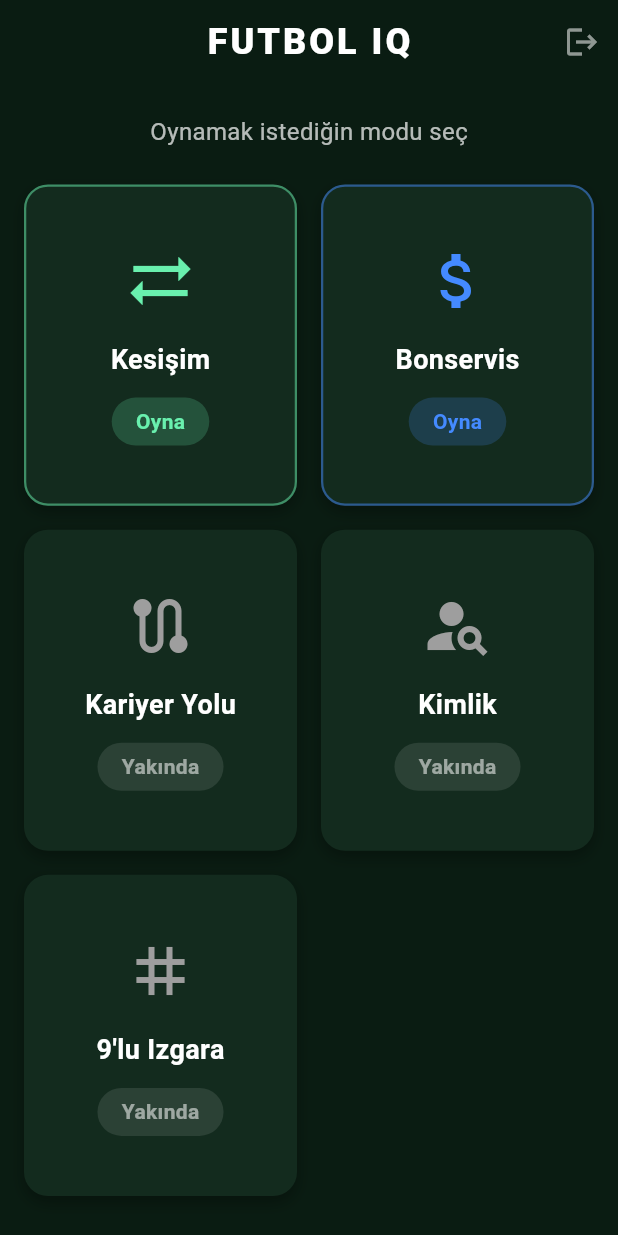
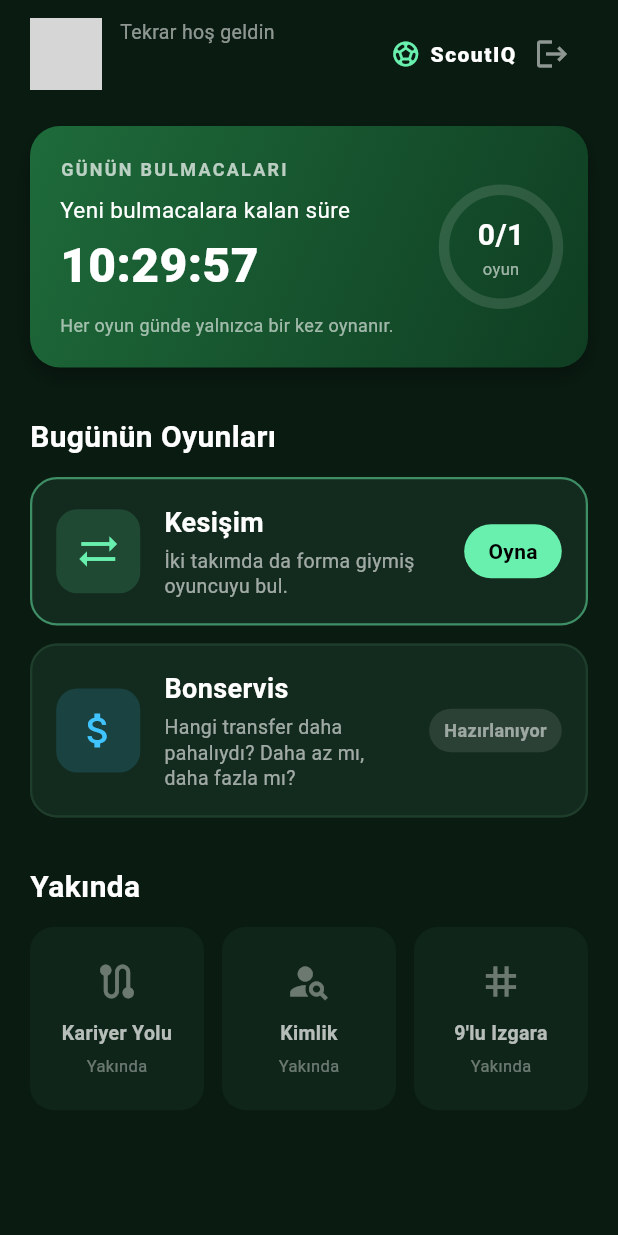
Before and after one commit to BalciAbdulkadir/ScoutIQ, a Flutter app: the screen it shows once a user with an empty profile is signed in, on a phone screen of 412 x 824 dp. Run offline on Flutter 3.47's test engine with Material 3 defaults, Android fonts, the light colour scheme and no system bars; our stand-ins replace flutter_riverpod, google_sign_in, supabase_flutter; accounts and stored records are empty; network calls fail; grey boxes are pictures that could not be loaded.

Commit message:
feat: ana menu (hub) yeniden tasarlandi
- Google foto ve adiyla karsilama satiri
- Gunun bulmacalari karti: Turkiye saatiyle 00.00'a geri sayim ve gunluk ilerleme
- Bugun oynanan oyunlarin kartinda 'Oyna' yerine skor gosteriliyor (gunde tek atis)
- Ilk faz modlari (Kesisim, Bonservis) ve 'Yakinda' modlari ayri bolumlerde
- Oyun modlari, renkler ve hub verisi ayri dosyalara tasindi

```diff
--- /dev/null
+++ b/mobile/lib/models/oyun_modu.dart
@@ -0,0 +1,65 @@
+import 'package:flutter/material.dart';
+
+enum OyunDurumu { aktif, hazirlaniyor, yakinda }
+
+class OyunModu {
+  final String? tip; // Supabase'deki oyun_tipi değeri. Veritabanında henüz karşılığı olmayan modlar için null.
+  final String baslik;
+  final String aciklama;
+  final IconData ikon;
+  final Color renk;
+  final OyunDurumu durum;
+  final int? maksimumSkor;
+
+  const OyunModu({
+    this.tip,
+    required this.baslik,
+    required this.aciklama,
+    required this.ikon,
+    required this.renk,
+    required this.durum,
+    this.maksimumSkor,
+  });
+}
+
+// Hub'da gösterilen modlar. İlk faz: Kesişim ve Bonservis. Diğerleri ileriki fazlarda.
+const List<OyunModu> oyunModlari = [
+  OyunModu(
+    tip: 'kesisim',
+    baslik: 'Kesişim',
+    aciklama: 'İki takımda da forma giymiş oyuncuyu bul.',
+    ikon: Icons.sync_alt,
+    renk: Colors.greenAccent,
+    durum: OyunDurumu.aktif,
+    maksimumSkor: 10,
+  ),
+  OyunModu(
+    tip: 'bonservis',
+    baslik: 'Bonservis',
+    aciklama: 'Hangi transfer daha pahalıydı? Daha az mı, daha fazla mı?',
+    ikon: Icons.attach_money,
+    renk: Colors.lightBlueAccent,
+    durum: OyunDurumu.hazirlaniyor,
+  ),
+  OyunModu(
+    baslik: 'Kariyer Yolu',
+    aciklama: 'Kulüplerinden oyuncuyu tahmin et.',
+    ikon: Icons.route,
+    renk: Colors.grey,
+    durum: OyunDurumu.yakinda,
+  ),
+  OyunModu(
+    baslik: 'Kimlik',
+    aciklama: 'İpuçlarından oyuncuyu bul.',
+    ikon: Icons.person_search,
+    renk: Colors.grey,
+    durum: OyunDurumu.yakinda,
+  ),
+  OyunModu(
+    baslik: '9\'lu Izgara',
+    aciklama: 'Izgarayı doğru oyuncularla doldur.',
+    ikon: Icons.grid_3x3,
+    renk: Colors.grey,
+    durum: OyunDurumu.yakinda,
+  ),
+];
--- /dev/null
+++ b/mobile/lib/providers/hub_provider.dart
@@ -0,0 +1,33 @@
+import 'package:flutter_riverpod/flutter_riverpod.dart';
+import 'package:intl/intl.dart';
+import 'package:supabase_flutter/supabase_flutter.dart';
+
+// Oyunlar Türkiye saatiyle 00.00'da yenilendiği için cihazın saat dilimine güvenmiyoruz.
+// Türkiye'de yaz saati uygulaması yok, saat her zaman UTC+3.
+DateTime turkiyeSaati() => DateTime.now().toUtc().add(const Duration(hours: 3));
+
+String bugununTarihi() => DateFormat('yyyy-MM-dd').format(turkiyeSaati());
+
+Duration yenilenmeyeKalanSure() {
+  final simdi = turkiyeSaati();
+  final geceYarisi = DateTime.utc(simdi.year, simdi.month, simdi.day + 1);
+  return geceYarisi.difference(simdi);
+}
+
+// Kullanıcının bugün oynadığı oyunlar: oyun_tipi -> skor
+final bugunOynananlarProvider = FutureProvider.autoDispose<Map<String, int>>((ref) async {
+  final supabase = Supabase.instance.client;
+  final userId = supabase.auth.currentUser?.id;
+  if (userId == null) return {};
+
+  final kayitlar = await supabase
+      .from('kullanici_oyun_gecmisi')
+      .select('oyun_tipi, skor')
+      .eq('kullanici_id', userId)
+      .eq('tarih', bugununTarihi());
+
+  return {
+    for (final kayit in kayitlar)
+      kayit['oyun_tipi'] as String: (kayit['skor'] as num?)?.toInt() ?? 0,
+  };
+});
--- a/mobile/lib/screens/home_screen.dart
+++ b/mobile/lib/screens/home_screen.dart
@@ -1,142 +1,169 @@
 import 'package:flutter/material.dart';
+import 'package:flutter_riverpod/flutter_riverpod.dart';
+import 'package:supabase_flutter/supabase_flutter.dart';
+import '../models/oyun_modu.dart';
+import '../providers/hub_provider.dart';
 import '../services/auth_service.dart';
-import 'game_screen.dart'; // İleride Kesişim'e gitmek için
+import '../theme/renkler.dart';
+import '../widgets/gunluk_kart.dart';
+import '../widgets/oyun_karti.dart';
+import 'game_screen.dart';
 
-class HomeScreen extends StatelessWidget {
+class HomeScreen extends ConsumerWidget {
   const HomeScreen({super.key});
 
-  // Oyun listesini burada tanımlıyoruz (MVP'deki 5 oyun)
-  final List<Map<String, dynamic>> games = const [
-    {'title': 'Kesişim', 'icon': Icons.sync_alt, 'status': 'Oyna', 'color': Colors.greenAccent},
-    {'title': 'Bonservis', 'icon': Icons.attach_money, 'status': 'Oyna', 'color': Colors.blueAccent},
-    {'title': 'Kariyer Yolu', 'icon': Icons.route, 'status': 'Yakında', 'color': Colors.grey},
-    {'title': 'Kimlik', 'icon': Icons.person_search, 'status': 'Yakında', 'color': Colors.grey},
-    {'title': '9\'lu Izgara', 'icon': Icons.grid_3x3, 'status': 'Yakında', 'color': Colors.grey},
-  ];
+  Future<void> _modaTiklandi(BuildContext context, WidgetRef ref, OyunModu mod) async {
+    if (mod.tip == 'kesisim') {
+      await Navigator.push(
+        context,
+        MaterialPageRoute(builder: (context) => const GameScreen()),
+      );
+      // Oyundan dönünce skoru ve "tamamlandı" durumunu tazeleyelim
+      if (!context.mounted) return;
+      ref.invalidate(bugunOynananlarProvider);
+      return;
+    }
+
+    final mesaj = mod.durum == OyunDurumu.hazirlaniyor
+        ? '${mod.baslik} hazırlanıyor, çok yakında burada!'
+        : 'Bu mod henüz aktif değil!';
+    ScaffoldMessenger.of(context)
+      ..hideCurrentSnackBar()
+      ..showSnackBar(SnackBar(content: Text(mesaj)));
+  }
 
   @override
-  Widget build(BuildContext context) {
+  Widget build(BuildContext context, WidgetRef ref) {
+    final oynananlar = ref.watch(bugunOynananlarProvider);
+    final skorlar = oynananlar.hasValue ? oynananlar.requireValue : const <String, int>{};
+
+    final gunlukModlar = oyunModlari.where((m) => m.durum != OyunDurumu.yakinda).toList();
+    final yakindakiModlar = oyunModlari.where((m) => m.durum == OyunDurumu.yakinda).toList();
+
+    // İlerleme sadece şu an oynanabilen modlar üzerinden hesaplanır
+    final aktifModlar = oyunModlari.where((m) => m.durum == OyunDurumu.aktif);
+    final tamamlanan = aktifModlar.where((m) => skorlar.containsKey(m.tip)).length;
+
     return Scaffold(
-      // İstediğin o koyu yeşil (Gece çimi) arka plan
-      backgroundColor: const Color(0xFF0A1C12),
-      appBar: AppBar(
-        backgroundColor: Colors.transparent,
-        elevation: 0,
-        title: const Text(
-          'FUTBOL IQ',
-          style: TextStyle(
-            fontWeight: FontWeight.w900,
-            fontSize: 24,
-            letterSpacing: 2,
-            color: Colors.white,
+      backgroundColor: Renkler.arkaPlan,
+      body: SafeArea(
+        child: RefreshIndicator(
+          color: Renkler.vurgu,
+          backgroundColor: Renkler.kart,
+          onRefresh: () => ref.refresh(bugunOynananlarProvider.future),
+          child: ListView(
+            physics: const AlwaysScrollableScrollPhysics(),
+            padding: const EdgeInsets.fromLTRB(20, 12, 20, 32),
+            children: [
+              const _UstBar(),
+              const SizedBox(height: 24),
+              GunlukKart(tamamlanan: tamamlanan, toplam: aktifModlar.length),
+              const SizedBox(height: 32),
+              const _BolumBasligi('Bugünün Oyunları'),
+              const SizedBox(height: 12),
+              for (final mod in gunlukModlar)
+                Padding(
+                  padding: const EdgeInsets.only(bottom: 12),
+                  child: OyunKarti(
+                    mod: mod,
+                    bugunkuSkor: skorlar[mod.tip],
+                    onTap: () => _modaTiklandi(context, ref, mod),
+                  ),
+                ),
+              const SizedBox(height: 20),
+              const _BolumBasligi('Yakında'),
+              const SizedBox(height: 12),
+              GridView.count(
+                crossAxisCount: 3,
+                shrinkWrap: true,
+                physics: const NeverScrollableScrollPhysics(),
+                crossAxisSpacing: 12,
+                mainAxisSpacing: 12,
+                childAspectRatio: 0.95,
+                children: [
+                  for (final mod in yakindakiModlar)
+                    YakindaKarti(mod: mod, onTap: () => _modaTiklandi(context, ref, mod)),
+                ],
+              ),
+            ],
           ),
-        ),
-        centerTitle: true,
-        actions: [
-          IconButton(
-            icon: const Icon(Icons.logout, color: Colors.white54),
-            onPressed: () async {
-              await AuthService().signOut();
-            },
-          )
-        ],
-      ),
-      body: Padding(
-        padding: const EdgeInsets.symmetric(horizontal: 16.0, vertical: 20.0),
-        child: Column(
-          crossAxisAlignment: CrossAxisAlignment.center,
-          children: [
-            const Text(
-              'Oynamak istediğin modu seç',
-              style: TextStyle(color: Colors.white70, fontSize: 16),
-            ),
-            const SizedBox(height: 24),
-            Expanded(
-              child: GridView.builder(
-                gridDelegate: const SliverGridDelegateWithFixedCrossAxisCount(
-                  crossAxisCount: 2, // Yan yana 2 kart
-                  crossAxisSpacing: 16,
-                  mainAxisSpacing: 16,
-                  childAspectRatio: 0.85, // Kartların boy/en oranı (biraz diktörtgen)
-                ),
-                itemCount: games.length,
-                itemBuilder: (context, index) {
-                  final game = games[index];
-                  final isPlayable = game['status'] == 'Oyna';
-                  final Color gameColor = game['color'] as Color;
-
-                  return GestureDetector(
-                    onTap: () {
-                      if (game['title'] == 'Kesişim') {
-                        // Kesişim'e tıklanırsa oyun ekranına yolla
-                        Navigator.push(
-                          context,
-                          MaterialPageRoute(builder: (context) => const GameScreen()),
-                        );
-                      } else if (!isPlayable) {
-                        ScaffoldMessenger.of(context).showSnackBar(
-                          const SnackBar(content: Text('Bu mod henüz aktif değil!')),
-                        );
-                      }
-                    },
-                    child: Container(
-                      decoration: BoxDecoration(
-                        color: const Color(0xFF132B1E), // Kart arka planı (Biraz daha açık yeşil)
-                        borderRadius: BorderRadius.circular(16),
-                        border: Border.all(
-                          color: isPlayable ? gameColor.withValues(alpha: 0.5) : Colors.transparent,
-                          width: 1.5,
-                        ),
-                        boxShadow: [
-                          BoxShadow(
-                            color: Colors.black.withValues(alpha: 0.3),
-                            blurRadius: 8,
-                            offset: const Offset(0, 4),
-                          ),
-                        ],
-                      ),
-                      child: Column(
-                        mainAxisAlignment: MainAxisAlignment.center,
-                        children: [
-                          Icon(
-                            game['icon'],
-                            size: 48,
-                            color: gameColor,
-                          ),
-                          const SizedBox(height: 16),
-                          Text(
-                            game['title'],
-                            style: const TextStyle(
-                              color: Colors.white,
-                              fontSize: 18,
-                              fontWeight: FontWeight.bold,
-                            ),
-                          ),
-                          const SizedBox(height: 12),
-                          Container(
-                            padding: const EdgeInsets.symmetric(horizontal: 16, vertical: 6),
-                            decoration: BoxDecoration(
-                              color: isPlayable ? gameColor.withValues(alpha: 0.2) : Colors.white10,
-                              borderRadius: BorderRadius.circular(20),
-                            ),
-                            child: Text(
-                              game['status'],
-                              style: TextStyle(
-                                color: isPlayable ? gameColor : Colors.white54,
-                                fontWeight: FontWeight.bold,
-                              ),
-                            ),
-                          ),
-                        ],
-                      ),
-                    ),
-                  );
-                },
-              ),
-            ),
-          ],
         ),
       ),
     );
   }
 }
+
+// Kullanıcının Google fotoğrafı, adı ve çıkış butonu
+class _UstBar extends StatelessWidget {
+  const _UstBar();
+
+  @override
+  Widget build(BuildContext context) {
+    final kullanici = Supabase.instance.client.auth.currentUser;
+    final bilgiler = kullanici?.userMetadata ?? const {};
+    final tamAd = (bilgiler['full_name'] ?? bilgiler['name'] ?? kullanici?.email?.split('@').first ?? 'Futbolsever') as String;
+    final ad = tamAd.split(' ').first;
+    final fotoUrl = (bilgiler['avatar_url'] ?? bilgiler['picture']) as String?;
+
+    return Row(
+      children: [
+        CircleAvatar(
+          radius: 24,
+          backgroundColor: Renkler.kart,
+          foregroundImage: fotoUrl != null ? NetworkImage(fotoUrl) : null,
+          onForegroundImageError: fotoUrl != null ? (_, _) {} : null,
+          child: Text(
+            ad.isNotEmpty ? ad[0].toUpperCase() : '?',
+            style: const TextStyle(color: Renkler.vurgu, fontWeight: FontWeight.bold, fontSize: 18),
+          ),
+        ),
+        const SizedBox(width: 12),
+        Expanded(
+          child: Column(
+            crossAxisAlignment: CrossAxisAlignment.start,
+            children: [
+              const Text('Tekrar hoş geldin', style: TextStyle(color: Renkler.soluk, fontSize: 13)),
+              Text(
+                ad,
+                maxLines: 1,
+                overflow: TextOverflow.ellipsis,
+                style: const TextStyle(color: Colors.white, fontSize: 20, fontWeight: FontWeight.bold),
+              ),
+            ],
+          ),
+        ),
+        const Row(
+          children: [
+            Icon(Icons.sports_soccer, color: Renkler.vurgu, size: 20),
+            SizedBox(width: 6),
+            Text(
+              'ScoutIQ',
+              style: TextStyle(color: Colors.white, fontWeight: FontWeight.w900, letterSpacing: 1),
+            ),
+          ],
+        ),
+        IconButton(
+          tooltip: 'Çıkış yap',
+          icon: const Icon(Icons.logout, color: Renkler.soluk),
+          onPressed: () async {
+            await AuthService().signOut();
+          },
+        ),
+      ],
+    );
+  }
+}
+
+class _BolumBasligi extends StatelessWidget {
+  final String metin;
+
+  const _BolumBasligi(this.metin);
+
+  @override
+  Widget build(BuildContext context) {
+    return Text(
+      metin,
+      style: const TextStyle(color: Colors.white, fontSize: 20, fontWeight: FontWeight.bold),
+    );
+  }
+}
--- /dev/null
+++ b/mobile/lib/theme/renkler.dart
@@ -0,0 +1,10 @@
+import 'package:flutter/material.dart';
+
+// Uygulama genelindeki siyah/yeşil karanlık tema renkleri
+class Renkler {
+  static const Color arkaPlan = Color(0xFF0A1C12); // Gece çimi
+  static const Color kart = Color(0xFF132B1E);
+  static const Color kartKenar = Color(0xFF1F3D2B);
+  static const Color vurgu = Colors.greenAccent;
+  static const Color soluk = Colors.white54;
+}
--- /dev/null
+++ b/mobile/lib/widgets/gunluk_kart.dart
@@ -0,0 +1,144 @@
+import 'dart:async';
+
+import 'package:flutter/material.dart';
+import 'package:flutter_riverpod/flutter_riverpod.dart';
+import '../providers/hub_provider.dart';
+import '../theme/renkler.dart';
+
+// Hub'ın üstündeki "Günün Bulmacaları" kartı: yenilenmeye kalan süre ve günlük ilerleme
+class GunlukKart extends ConsumerStatefulWidget {
+  final int tamamlanan;
+  final int toplam;
+
+  const GunlukKart({super.key, required this.tamamlanan, required this.toplam});
+
+  @override
+  ConsumerState<GunlukKart> createState() => _GunlukKartState();
+}
+
+class _GunlukKartState extends ConsumerState<GunlukKart> {
+  late Duration _kalan = yenilenmeyeKalanSure();
+  Timer? _zamanlayici;
+
+  @override
+  void initState() {
+    super.initState();
+    _zamanlayici = Timer.periodic(const Duration(seconds: 1), (_) {
+      final kalan = yenilenmeyeKalanSure();
+      // Süre aniden arttıysa gece yarısı geçmiştir: yeni günün durumunu çekiyoruz
+      if (kalan > _kalan) {
+        ref.invalidate(bugunOynananlarProvider);
+      }
+      setState(() => _kalan = kalan);
+    });
+  }
+
+  @override
+  void dispose() {
+    _zamanlayici?.cancel();
+    super.dispose();
+  }
+
+  String _sureMetni(Duration sure) {
+    String iki(int n) => n.toString().padLeft(2, '0');
+    return '${iki(sure.inHours)}:${iki(sure.inMinutes % 60)}:${iki(sure.inSeconds % 60)}';
+  }
+
+  @override
+  Widget build(BuildContext context) {
+    final oran = widget.toplam == 0 ? 0.0 : widget.tamamlanan / widget.toplam;
+    final hepsiBitti = widget.toplam > 0 && widget.tamamlanan >= widget.toplam;
+
+    return Container(
+      padding: const EdgeInsets.all(20),
+      decoration: BoxDecoration(
+        borderRadius: BorderRadius.circular(20),
+        gradient: const LinearGradient(
+          begin: Alignment.topLeft,
+          end: Alignment.bottomRight,
+          colors: [Color(0xFF1E6B3A), Color(0xFF0F3D22)],
+        ),
+        boxShadow: [
+          BoxShadow(
+            color: Colors.black.withValues(alpha: 0.35),
+            blurRadius: 12,
+            offset: const Offset(0, 6),
+          ),
+        ],
+      ),
+      child: Row(
+        children: [
+          Expanded(
+            child: Column(
+              crossAxisAlignment: CrossAxisAlignment.start,
+              children: [
+                const Text(
+                  'GÜNÜN BULMACALARI',
+                  style: TextStyle(
+                    color: Colors.white70,
+                    fontSize: 12,
+                    fontWeight: FontWeight.w700,
+                    letterSpacing: 1.5,
+                  ),
+                ),
+                const SizedBox(height: 8),
+                Text(
+                  hepsiBitti ? 'Bugünlük bu kadar!' : 'Yeni bulmacalara kalan süre',
+                  style: const TextStyle(color: Colors.white, fontSize: 15),
+                ),
+                const SizedBox(height: 4),
+                Text(
+                  _sureMetni(_kalan),
+                  style: const TextStyle(
+                    color: Colors.white,
+                    fontSize: 32,
+                    fontWeight: FontWeight.w900,
+                    fontFeatures: [FontFeature.tabularFigures()],
+                  ),
+                ),
+                const SizedBox(height: 8),
+                const Text(
+                  'Her oyun günde yalnızca bir kez oynanır.',
+                  style: TextStyle(color: Colors.white60, fontSize: 12),
+                ),
+              ],
+            ),
+          ),
+          const SizedBox(width: 16),
+          SizedBox(
+            width: 76,
+            height: 76,
+            child: Stack(
+              fit: StackFit.expand,
+              children: [
+                CircularProgressIndicator(
+                  value: oran,
+                  strokeWidth: 7,
+                  strokeCap: StrokeCap.round,
+                  backgroundColor: Colors.white12,
+                  color: Renkler.vurgu,
+                ),
+                Center(
+                  child: Column(
+                    mainAxisSize: MainAxisSize.min,
+                    children: [
+                      Text(
+                        '${widget.tamamlanan}/${widget.toplam}',
+                        style: const TextStyle(
+                          color: Colors.white,
+                          fontSize: 20,
+                          fontWeight: FontWeight.bold,
+                        ),
+                      ),
+                      const Text('oyun', style: TextStyle(color: Colors.white60, fontSize: 11)),
+                    ],
+                  ),
+                ),
+              ],
+            ),
+          ),
+        ],
+      ),
+    );
+  }
+}
--- /dev/null
+++ b/mobile/lib/widgets/oyun_karti.dart
@@ -0,0 +1,147 @@
+import 'package:flutter/material.dart';
+import '../models/oyun_modu.dart';
+import '../theme/renkler.dart';
+
+// Oynanabilir (veya hazırlanan) modlar için tam genişlikte kart
+class OyunKarti extends StatelessWidget {
+  final OyunModu mod;
+  final int? bugunkuSkor; // null ise bugün henüz oynanmadı
+  final VoidCallback onTap;
+
+  const OyunKarti({super.key, required this.mod, required this.bugunkuSkor, required this.onTap});
+
+  @override
+  Widget build(BuildContext context) {
+    final aktif = mod.durum == OyunDurumu.aktif;
+    final oynandi = bugunkuSkor != null;
+
+    return Material(
+      color: Renkler.kart,
+      borderRadius: BorderRadius.circular(18),
+      child: InkWell(
+        borderRadius: BorderRadius.circular(18),
+        onTap: onTap,
+        child: Container(
+          padding: const EdgeInsets.all(16),
+          decoration: BoxDecoration(
+            borderRadius: BorderRadius.circular(18),
+            border: Border.all(
+              color: aktif && !oynandi ? mod.renk.withValues(alpha: 0.5) : Renkler.kartKenar,
+              width: 1.5,
+            ),
+          ),
+          child: Row(
+            children: [
+              Container(
+                width: 56,
+                height: 56,
+                decoration: BoxDecoration(
+                  color: mod.renk.withValues(alpha: 0.15),
+                  borderRadius: BorderRadius.circular(14),
+                ),
+                child: Icon(mod.ikon, color: mod.renk, size: 30),
+              ),
+              const SizedBox(width: 16),
+              Expanded(
+                child: Column(
+                  crossAxisAlignment: CrossAxisAlignment.start,
+                  children: [
+                    Text(
+                      mod.baslik,
+                      style: const TextStyle(color: Colors.white, fontSize: 18, fontWeight: FontWeight.bold),
+                    ),
+                    const SizedBox(height: 4),
+                    Text(
+                      mod.aciklama,
+                      style: const TextStyle(color: Colors.white60, fontSize: 13, height: 1.3),
+                    ),
+                  ],
+                ),
+              ),
+              const SizedBox(width: 12),
+              _DurumEtiketi(mod: mod, bugunkuSkor: bugunkuSkor),
+            ],
+          ),
+        ),
+      ),
+    );
+  }
+}
+
+class _DurumEtiketi extends StatelessWidget {
+  final OyunModu mod;
+  final int? bugunkuSkor;
+
+  const _DurumEtiketi({required this.mod, required this.bugunkuSkor});
+
+  @override
+  Widget build(BuildContext context) {
+    if (bugunkuSkor != null) {
+      final skorMetni = mod.maksimumSkor != null ? '$bugunkuSkor/${mod.maksimumSkor}' : '$bugunkuSkor';
+      return Column(
+        mainAxisSize: MainAxisSize.min,
+        children: [
+          const Icon(Icons.check_circle, color: Renkler.vurgu, size: 22),
+          const SizedBox(height: 4),
+          Text(skorMetni, style: const TextStyle(color: Renkler.vurgu, fontWeight: FontWeight.bold)),
+        ],
+      );
+    }
+
+    if (mod.durum == OyunDurumu.aktif) {
+      return Container(
+        padding: const EdgeInsets.symmetric(horizontal: 16, vertical: 8),
+        decoration: BoxDecoration(color: mod.renk, borderRadius: BorderRadius.circular(20)),
+        child: const Text('Oyna', style: TextStyle(color: Colors.black, fontWeight: FontWeight.bold)),
+      );
+    }
+
+    return Container(
+      padding: const EdgeInsets.symmetric(horizontal: 10, vertical: 6),
+      decoration: BoxDecoration(color: Colors.white10, borderRadius: BorderRadius.circular(20)),
+      child: const Text(
+        'Hazırlanıyor',
+        style: TextStyle(color: Renkler.soluk, fontSize: 12, fontWeight: FontWeight.bold),
+      ),
+    );
+  }
+}
+
+// Henüz aktif olmayan modlar için küçük kart
+class YakindaKarti extends StatelessWidget {
+  final OyunModu mod;
+  final VoidCallback onTap;
+
+  const YakindaKarti({super.key, required this.mod, required this.onTap});
+
+  @override
+  Widget build(BuildContext context) {
+    return Material(
+      color: Renkler.kart.withValues(alpha: 0.6),
+      borderRadius: BorderRadius.circular(16),
+      child: InkWell(
+        borderRadius: BorderRadius.circular(16),
+        onTap: onTap,
+        child: Padding(
+          padding: const EdgeInsets.all(12),
+          child: Column(
+            mainAxisAlignment: MainAxisAlignment.center,
+            children: [
+              Icon(mod.ikon, color: Colors.white38, size: 30),
+              const SizedBox(height: 10),
+              Text(
+                mod.baslik,
+                textAlign: TextAlign.center,
+                maxLines: 1,
+                overflow: TextOverflow.ellipsis,
+                style: const TextStyle(color: Colors.white70, fontSize: 13, fontWeight: FontWeight.bold),
+              ),
+              const SizedBox(height: 4),
+              const Text('Yakında', style: TextStyle(color: Colors.white38, fontSize: 11)),
+            ],
+          ),
+        ),
+      ),
+    );
+  }
+}
```
